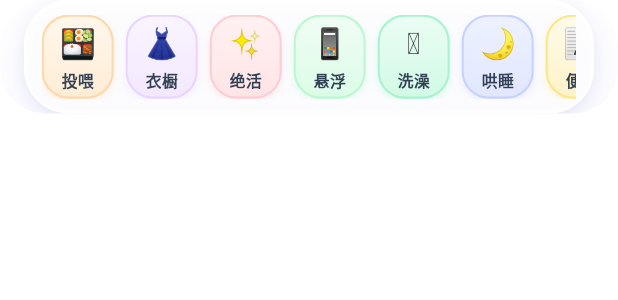
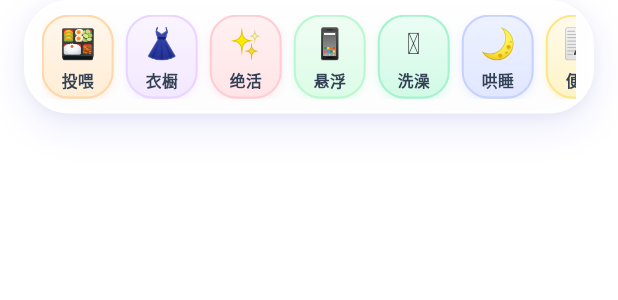
Before and after one commit to HGX-DJK/electricPet, a Flutter app: the CompanionDock widget shown alone on an empty page, opened directly with empty values, on a phone screen of 412 x 824 dp. Shown: the top 300 px of the screen. Run offline on Flutter 3.47's test engine with Material 3 defaults, Android fonts, the phone set to English and light mode, and no system bars; our stand-ins replace shared_preferences; accounts and stored records are empty.

Commit message:
fix(mobile): resolve Android blank screen by removing BackdropFilter and disabling Impeller

```diff
--- a/flutter_pet/lib/views/companion_dock.dart
+++ b/flutter_pet/lib/views/companion_dock.dart
@@ -1,4 +1,3 @@
-import 'dart:ui';
 import 'package:flutter/material.dart';
 import 'package:flutter/services.dart';
 import '../models/pet_model.dart';
@@ -28,18 +27,14 @@ class CompanionDock extends StatelessWidget {
 
   @override
   Widget build(BuildContext context) {
-    return ClipRRect(
-      borderRadius: BorderRadius.circular(30),
-      child: BackdropFilter(
-        filter: ImageFilter.blur(sigmaX: 16, sigmaY: 16),
-        child: Container(
+    return Container(
       margin: const EdgeInsets.symmetric(horizontal: 16),
       padding: const EdgeInsets.symmetric(horizontal: 10, vertical: 8),
       decoration: BoxDecoration(
-            color: Colors.white.withValues(alpha: 0.88),
+        color: Colors.white.withValues(alpha: 0.94),
         borderRadius: BorderRadius.circular(30),
         border: Border.all(
-              color: Colors.white.withValues(alpha: 0.95),
+          color: Colors.white,
           width: 1.8,
         ),
             boxShadow: [
@@ -119,8 +114,6 @@ class CompanionDock extends StatelessWidget {
                   onTap: onMemoTap,
                 ),
               ],
-            ),
-          ),
             ),
           ),
         );
--- a/flutter_pet/lib/views/pet_screen.dart
+++ b/flutter_pet/lib/views/pet_screen.dart
@@ -1,6 +1,5 @@
 import 'dart:async';
 import 'dart:math' as math;
-import 'dart:ui';
 import 'package:flutter/material.dart';
 import 'package:flutter/services.dart';
 import '../models/pet_model.dart';
@@ -1215,27 +1214,23 @@ class _PetScreenState extends State<PetScreen> with TickerProviderStateMixin {
     );
   }
 
-  /// 顶端微光毛玻璃状态胶囊
+  /// 顶端微光灵动状态胶囊
   Widget _buildTopGlassBar(Size screenSize) {
-    return ClipRRect(
-      borderRadius: BorderRadius.circular(22),
-      child: BackdropFilter(
-        filter: ImageFilter.blur(sigmaX: 14, sigmaY: 14),
-        child: Container(
+    return Container(
       padding: const EdgeInsets.symmetric(horizontal: 12, vertical: 8),
       decoration: BoxDecoration(
         color: _isNightMode
-                ? const Color(0xFF1E293B).withValues(alpha: 0.85)
-                : Colors.white.withValues(alpha: 0.88),
+            ? const Color(0xFF1E293B).withValues(alpha: 0.94)
+            : Colors.white.withValues(alpha: 0.95),
         borderRadius: BorderRadius.circular(22),
         border: Border.all(
-              color: _isNightMode ? const Color(0xFF475569) : Colors.white.withValues(alpha: 0.95),
+          color: _isNightMode ? const Color(0xFF475569) : Colors.white,
           width: 1.5,
         ),
         boxShadow: [
           BoxShadow(
-                color: const Color(0xFF6366F1).withValues(alpha: 0.08),
-                blurRadius: 16,
+            color: const Color(0xFF6366F1).withValues(alpha: 0.10),
+            blurRadius: 18,
             offset: const Offset(0, 4),
           ),
         ],
@@ -1336,8 +1331,6 @@ class _PetScreenState extends State<PetScreen> with TickerProviderStateMixin {
           ),
         ],
       ),
-        ),
-      ),
     );
   }
 
```
Also changed, not shown: 1 other file. Lines whose indentation alone changed are shown as unchanged.
